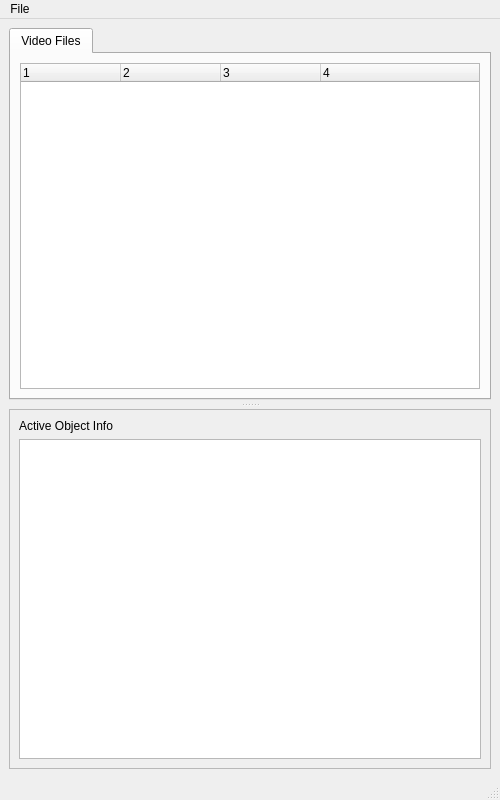
Old version of the form GUI/MainObjectListsWindow/MainObjectListsWindow.ui in the repository BrendonWatsonLab/PhoPyQtTimelinePlotter.
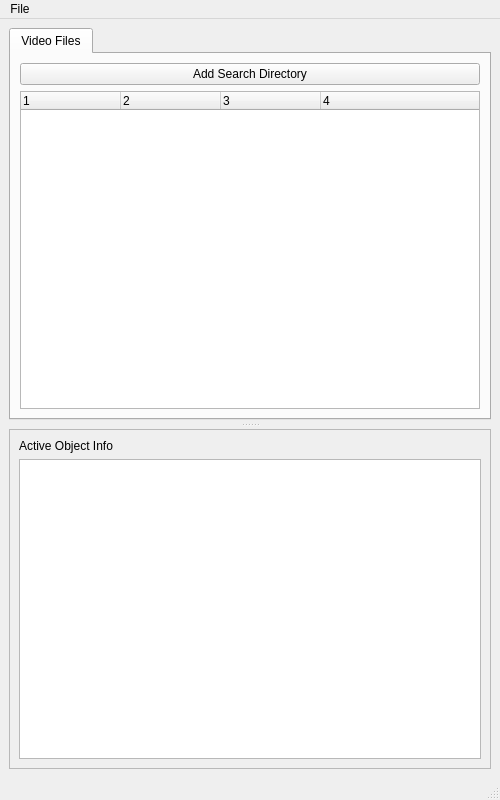
New version of the form.

Commit message: Added button to add a path to the search directories, and created a dialog for creating a new Animal type database record

Diff of the .ui file:
```diff
--- a/GUI/MainObjectListsWindow/MainObjectListsWindow.ui
+++ b/GUI/MainObjectListsWindow/MainObjectListsWindow.ui
@@ -53,6 +53,13 @@
          <string>Video Files</string>
         </attribute>
         <layout class="QVBoxLayout" name="verticalLayout_4">
+         <item>
+          <widget class="QPushButton" name="pushButton_AddSearchDirectory">
+           <property name="text">
+            <string>Add Search Directory</string>
+           </property>
+          </widget>
+         </item>
          <item>
           <widget class="QTreeWidget" name="treeWidget_VideoFiles">
            <property name="minimumSize">
```
The commit also changes 4 other files.
